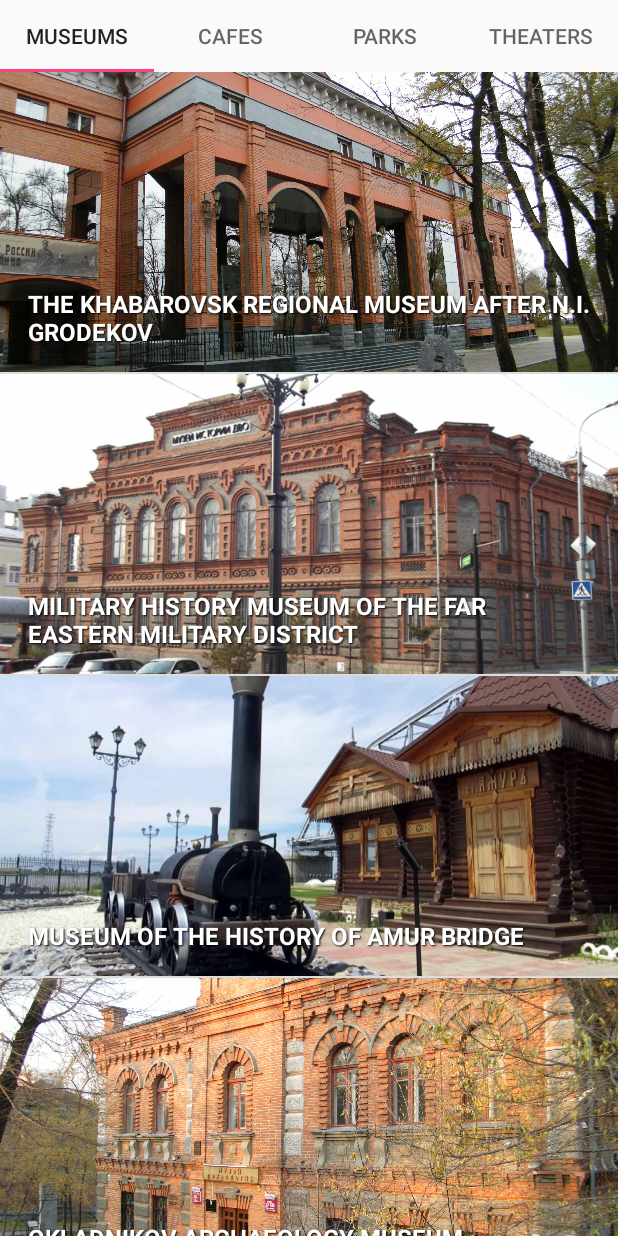
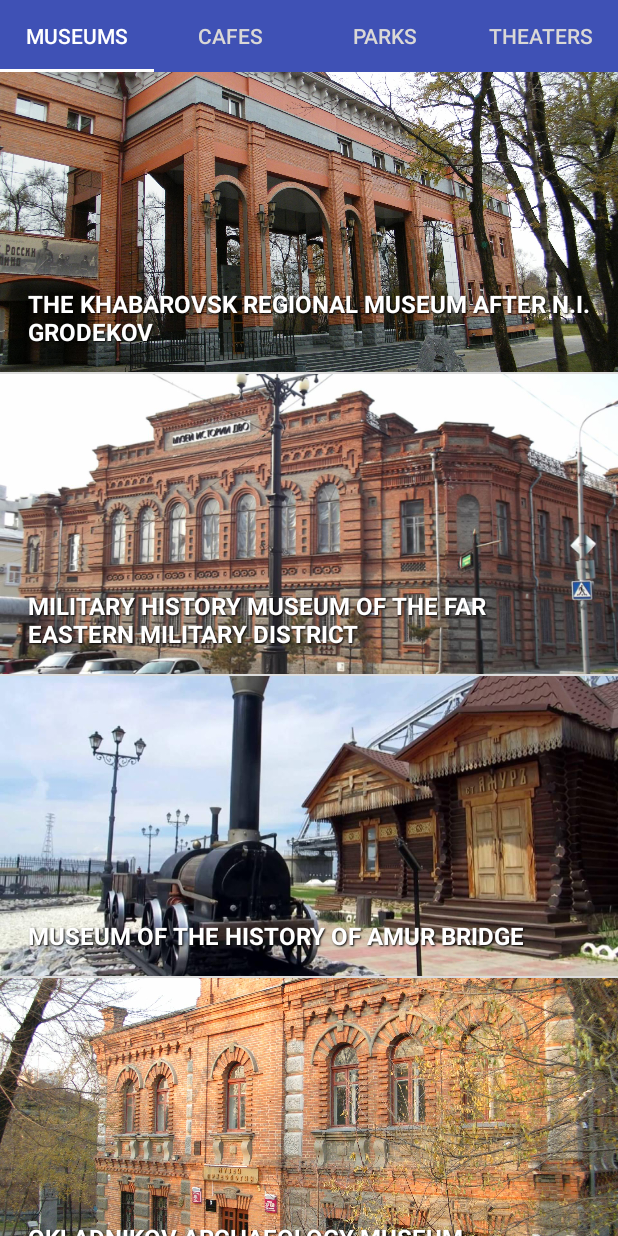
Before and after one commit to MaxGolendukhin/KhabarovskTourGide, an Android app: the screen it shows after launch (MainActivity), on a phone screen of 412 x 824 dp. Run offline under Robolectric (Android 15) with nearby library versions, the phone set to English and light mode, and no system bars; our stand-ins replace ButterKnife.

```diff
--- a/app/src/main/AndroidManifest.xml
+++ b/app/src/main/AndroidManifest.xml
@@ -3,6 +3,7 @@
     package="com.golendukhin.khabarovsktourgide">
 
     <application
+
         android:allowBackup="true"
         android:icon="@mipmap/ic_launcher"
         android:label="@string/app_name"
--- a/app/src/main/java/com/golendukhin/khabarovsktourgide/DetailsActivity.java
+++ b/app/src/main/java/com/golendukhin/khabarovsktourgide/DetailsActivity.java
@@ -1,5 +1,6 @@
 package com.golendukhin.khabarovsktourgide;
 
+import android.content.pm.ActivityInfo;
 import android.os.Bundle;
 import android.support.v7.app.AppCompatActivity;
 import android.view.View;
@@ -28,6 +29,7 @@ public class DetailsActivity extends AppCompatActivity {
         super.onCreate(savedInstanceState);
         setContentView(R.layout.activity_details_linear_layout);
         ButterKnife.bind(this);
+        setRequestedOrientation(ActivityInfo.SCREEN_ORIENTATION_PORTRAIT);
 
         Bundle bundle = getIntent().getExtras();
         Sight sight = (Sight) bundle.getSerializable("sight");
--- a/app/src/main/java/com/golendukhin/khabarovsktourgide/MainActivity.java
+++ b/app/src/main/java/com/golendukhin/khabarovsktourgide/MainActivity.java
@@ -1,9 +1,12 @@
 package com.golendukhin.khabarovsktourgide;
 
+import android.content.pm.ActivityInfo;
 import android.support.v4.view.ViewPager;
 import android.support.v7.app.AppCompatActivity;
 import android.os.Bundle;
 import android.support.design.widget.TabLayout;
+import android.view.Window;
+
 import butterknife.BindView;
 import butterknife.ButterKnife;
 
@@ -16,6 +19,7 @@ public class MainActivity extends AppCompatActivity {
         super.onCreate(savedInstanceState);
         setContentView(R.layout.activity_main);
         ButterKnife.bind(this);
+        setRequestedOrientation(ActivityInfo.SCREEN_ORIENTATION_PORTRAIT);
 
         PageAdapter adapter = new PageAdapter(getSupportFragmentManager());
         viewPager.setAdapter(adapter);
--- a/app/src/main/res/layout/activity_main.xml
+++ b/app/src/main/res/layout/activity_main.xml
@@ -1,5 +1,4 @@
-<LinearLayout
-    xmlns:android="http://schemas.android.com/apk/res/android"
+<LinearLayout xmlns:android="http://schemas.android.com/apk/res/android"
     xmlns:tools="http://schemas.android.com/tools"
     android:layout_width="match_parent"
     android:layout_height="match_parent"
@@ -8,6 +7,7 @@
 
     <android.support.design.widget.TabLayout
         android:id="@+id/tabs"
+        style="@style/CategoryTab"
         android:layout_width="match_parent"
         android:layout_height="wrap_content" />
 
--- a/app/src/main/res/layout/fragment_item.xml
+++ b/app/src/main/res/layout/fragment_item.xml
@@ -1,6 +1,5 @@
 <?xml version="1.0" encoding="utf-8"?>
-<RelativeLayout
-    xmlns:android="http://schemas.android.com/apk/res/android"
+<RelativeLayout xmlns:android="http://schemas.android.com/apk/res/android"
     android:layout_width="match_parent"
     android:layout_height="wrap_content"
     android:orientation="vertical">
@@ -9,18 +8,19 @@
         android:id="@+id/item_image_view"
         android:layout_width="match_parent"
         android:layout_height="@dimen/list_item_height"
-        android:scaleType="centerCrop" />
+        android:scaleType="centerCrop"
+        android:transitionName="imageTransition" />
 
     <TextView
         android:id="@+id/item_text_view"
+        style="@style/AudioFileInfoOverlayText"
         android:layout_width="wrap_content"
         android:layout_height="wrap_content"
+        android:layout_alignParentBottom="true"
+        android:layout_gravity="bottom"
         android:layout_margin="@dimen/standard_margin"
         android:paddingBottom="@dimen/standard_margin"
-        android:layout_gravity="bottom"
-        android:layout_alignParentBottom="true"
         android:textAllCaps="true"
         android:textColor="@android:color/white"
-        android:textStyle="bold"
-        style="@style/AudioFileInfoOverlayText"/>
+        android:textStyle="bold" />
 </RelativeLayout>
--- a/app/src/main/res/layout/fragment_item_list.xml
+++ b/app/src/main/res/layout/fragment_item_list.xml
@@ -1,8 +1,7 @@
 <?xml version="1.0" encoding="utf-8"?>
-<ListView
-    xmlns:android="http://schemas.android.com/apk/res/android"
+<ListView xmlns:android="http://schemas.android.com/apk/res/android"
     android:id="@+id/list_view"
     android:layout_width="match_parent"
     android:layout_height="match_parent"
     android:layout_marginLeft="@dimen/standard_margin"
-    android:layout_marginRight="@dimen/standard_margin"/>
+    android:layout_marginRight="@dimen/standard_margin" />
--- a/app/src/main/res/values/colors.xml
+++ b/app/src/main/res/values/colors.xml
@@ -2,5 +2,4 @@
 <resources>
     <color name="colorPrimary">#3F51B5</color>
     <color name="colorPrimaryDark">#303F9F</color>
-    <color name="colorAccent">#FF4081</color>
 </resources>
--- a/app/src/main/res/values/styles.xml
+++ b/app/src/main/res/values/styles.xml
@@ -1,9 +1,18 @@
 <resources>
-
     <style name="AppTheme" parent="Theme.AppCompat.Light.NoActionBar">
         <item name="colorPrimary">@color/colorPrimary</item>
         <item name="colorPrimaryDark">@color/colorPrimaryDark</item>
-        <item name="colorAccent">@color/colorAccent</item>
+    </style>
+
+    <style name="CategoryTab" parent="Widget.Design.TabLayout">
+        <item name="tabIndicatorColor">@android:color/white</item>
+        <item name="tabSelectedTextColor">@android:color/white</item>
+        <item name="tabTextAppearance">@style/CategoryTabTextAppearance</item>
+        <item name="android:background">@color/colorPrimary</item>
+    </style>
+
+    <style name="CategoryTabTextAppearance" parent="TextAppearance.Design.Tab">
+        <item name="android:textColor">#dad8d6</item>
     </style>
 
     <style name="AudioFileInfoOverlayText">
```
Also changed, not shown: app/src/main/res/drawable/back_button.xml (added, +9 -0 lines), app/src/main/res/layout/activity_details_linear_layout.xml (+24 -24 lines).
